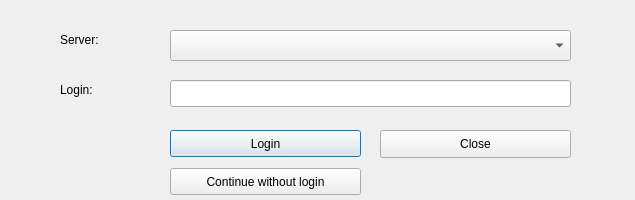
Old version of the form dlg_ConnectionManager.ui in the repository LESPROJEKT/qgis-layman-plugin.
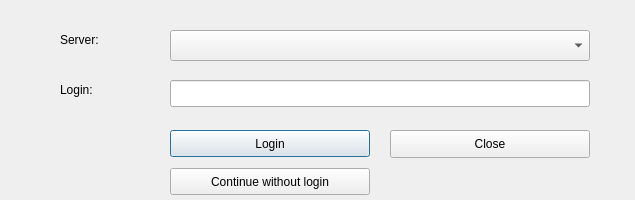
New version of the form.

The edit to the form file:
```diff
--- a/dlg_ConnectionManager.ui
+++ b/dlg_ConnectionManager.ui
@@ -39,7 +39,7 @@
     <rect>
      <x>170</x>
      <y>130</y>
-     <width>191</width>
+     <width>200</width>
      <height>27</height>
     </rect>
    </property>
@@ -50,9 +50,9 @@
   <widget class="QPushButton" name="pushButton_close">
    <property name="geometry">
     <rect>
-     <x>380</x>
+     <x>390</x>
      <y>130</y>
-     <width>191</width>
+     <width>200</width>
      <height>28</height>
     </rect>
    </property>
@@ -94,7 +94,7 @@
     <rect>
      <x>170</x>
      <y>80</y>
-     <width>401</width>
+     <width>420</width>
      <height>27</height>
     </rect>
    </property>
@@ -120,7 +120,7 @@
     <rect>
      <x>170</x>
      <y>30</y>
-     <width>401</width>
+     <width>420</width>
      <height>31</height>
     </rect>
    </property>
@@ -143,7 +143,7 @@
     <rect>
      <x>170</x>
      <y>168</y>
-     <width>191</width>
+     <width>200</width>
      <height>27</height>
     </rect>
    </property>
```
